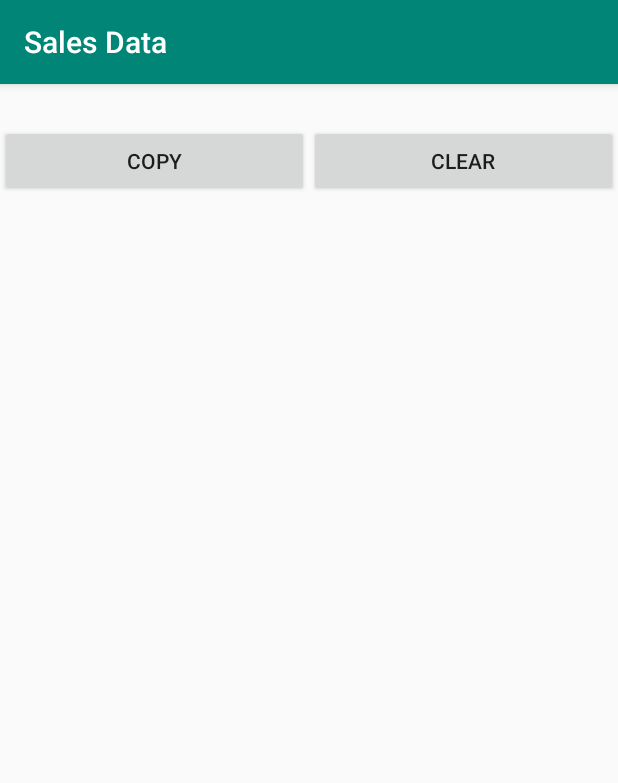
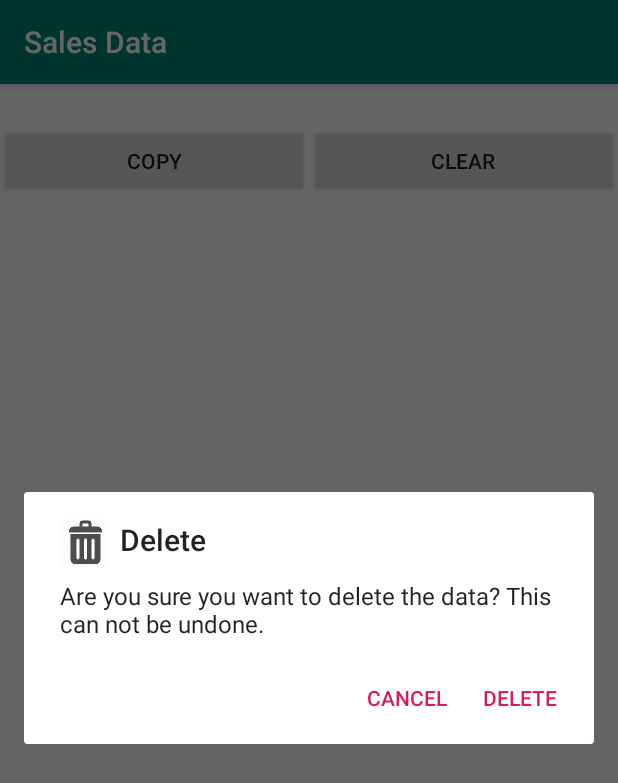
Before and after one commit to PeichenTsou/SalesRecordApp, an Android app: the fragment PrintFragment shown on its own in the app's theme, after a tap on "CLEAR", on a phone screen of 412 x 824 dp. Shown: the top 783 px of the screen. Run offline under Robolectric (Android 15) with nearby library versions, the phone set to English and light mode, and no system bars.

Commit message:
add delete warning message for FoodSalesFragment and PrintFragment

```diff
--- a/SalesDateApp/app/src/main/java/com/app/fragments/PrintFragment.java
+++ b/SalesDateApp/app/src/main/java/com/app/fragments/PrintFragment.java
@@ -3,7 +3,9 @@ package com.app.fragments;
 import android.app.Fragment;
 import android.content.ClipData;
 import android.content.ClipboardManager;
+import android.content.DialogInterface;
 import android.os.Bundle;
+import android.support.v7.app.AlertDialog;
 import android.util.Log;
 import android.view.LayoutInflater;
 import android.view.View;
@@ -70,19 +72,48 @@ public class PrintFragment extends Fragment {
         button_clear.setOnClickListener(new View.OnClickListener() {
             @Override
             public void onClick(View view) {
-                List<Map> list_food = mDBHelper.queryListMap("select * from food where userid=?", new String[]{userid});
-                Log.e("delete",list_food.size()+"");
-                for (int i = 0; i < list_food.size(); i++) {
-                    Log.e("delete",list_food.get(i).get("id").toString()+"   foodid");
-                    mDBHelper.execSQL("delete From count where foodid=?", new String[]{list_food.get(i).get("id").toString()});
-                }
-                Toast.makeText(view.getContext(),"Cleared",Toast.LENGTH_SHORT).show();
-                tv.setText("");
+                //add delete data message
+                AlertDialog diaBox = AskOptionToDeleteData(view);
+                diaBox.show();
             }
         });
         return view;
     }
 
+    //add delete data message
+    private void deleteData(View view) {
+        List<Map> list_food = mDBHelper.queryListMap("select * from food where userid=?", new String[]{userid});
+        Log.e("delete",list_food.size()+"");
+        for (int i = 0; i < list_food.size(); i++) {
+            Log.e("delete",list_food.get(i).get("id").toString()+"   foodid");
+            mDBHelper.execSQL("delete From count where foodid=?", new String[]{list_food.get(i).get("id").toString()});
+        }
+        Toast.makeText(view.getContext(),"Cleared",Toast.LENGTH_SHORT).show();
+        tv.setText("");
+    }
+
+    //add delete data message
+    private AlertDialog AskOptionToDeleteData(final View view)
+    {
+        AlertDialog myQuittingDialogBox =new AlertDialog.Builder(getActivity())
+                //set message, title, and icon
+                .setTitle("Delete")
+                .setMessage("Are you sure you want to delete the data? This can not be undone.")
+                .setIcon(R.drawable.p3_delete_icon)
+                .setPositiveButton("Delete", new DialogInterface.OnClickListener() {
+                    public void onClick(DialogInterface dialog, int whichButton) {
+                        deleteData(view);
+                        dialog.dismiss();
+                    }
+                })
+                .setNegativeButton("cancel", new DialogInterface.OnClickListener() {
+                    public void onClick(DialogInterface dialog, int which) {
+                        dialog.dismiss();
+                    }
+                })
+                .create();
+        return myQuittingDialogBox;
+    }
 
     private String initCounts() {
         countList.clear();
--- a/SalesDateApp/app/src/main/res/layout/activity_login.xml
+++ b/SalesDateApp/app/src/main/res/layout/activity_login.xml
@@ -26,7 +26,8 @@
         android:layout_marginTop="200dp"
         android:layout_marginRight="135dp"
         android:ems="10"
-        android:hint="Name" />
+        android:hint="Name"
+        android:text="user1"/>
 
     <EditText
         android:id="@+id/editText_password"
@@ -38,7 +39,8 @@
         android:layout_marginRight="135dp"
         android:ems="10"
         android:inputType="textPassword"
-        android:hint="Password"/>
+        android:hint="Password"
+        android:text="1111"/>
 
     <Button
         android:id="@+id/button_signin"
```
Also changed, not shown: SalesDateApp/app/src/main/java/com/app/fragments/FoodSalesFragment.java (+45 -5 lines), SalesDateApp/app/src/main/res/drawable/p3_delete_icon.jpeg (added).
